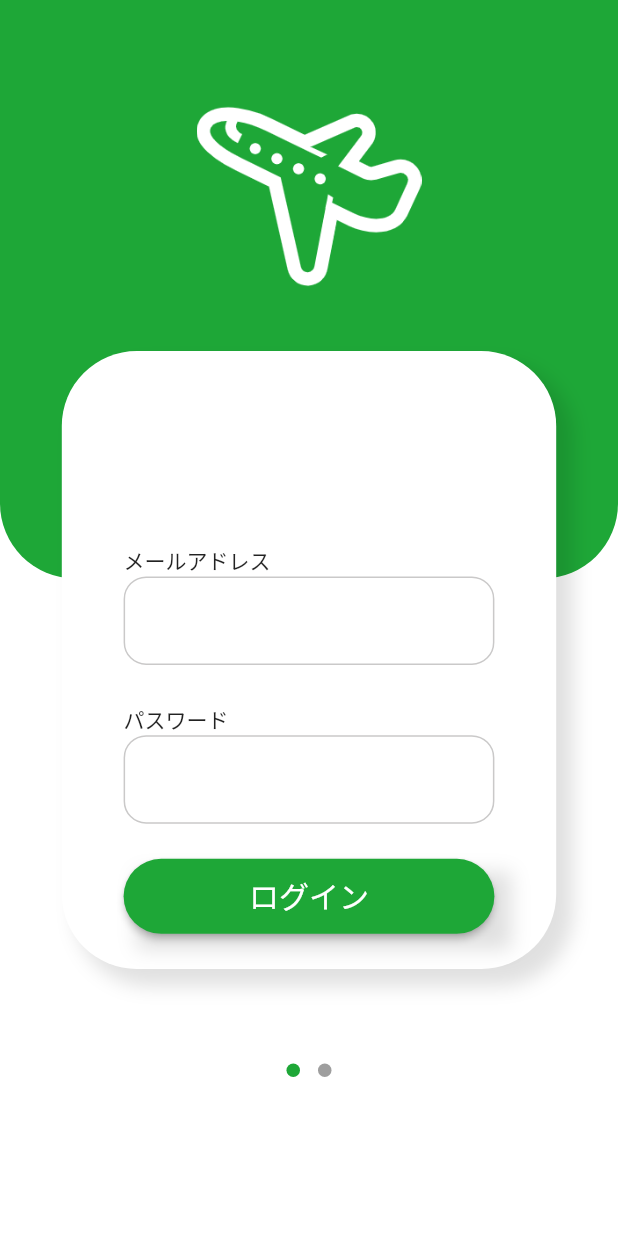
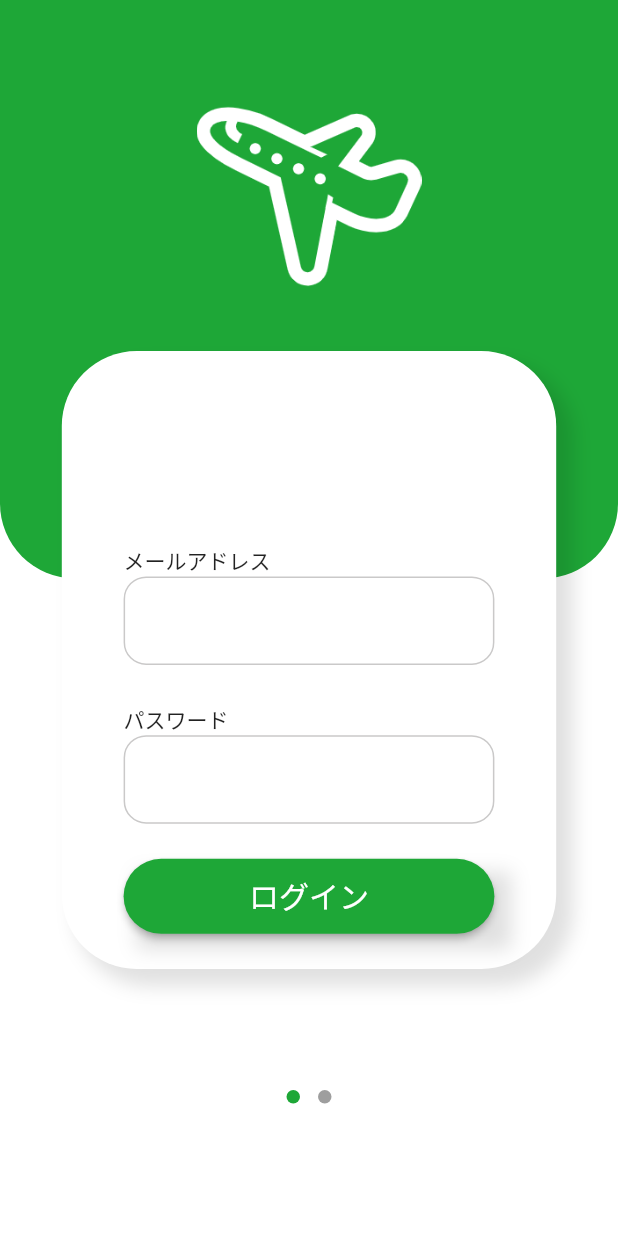
Before and after one commit to ChallengetheITindustry/tripApp, a Flutter app: the screen it shows after launch, on a phone screen of 412 x 824 dp. Run offline on Flutter 3.47's test engine with Material 2 defaults, Android fonts, the phone set to English and light mode, and no system bars; drawn by our look-alikes of dots_indicator.

Commit message:
dotの位置を調整

```diff
--- a/lib/ui/dots.dart
+++ b/lib/ui/dots.dart
@@ -8,6 +8,10 @@ class Dots extends StatelessWidget {
   double _currentPosition = 0;
   @override
   Widget build(BuildContext context) {
+    // 幅
+    double width = MediaQuery.of(context).size.width;
+    // 高さ
+    double height = MediaQuery.of(context).size.height;
     return Center(
       child: Column(
         mainAxisAlignment: MainAxisAlignment.end,
@@ -22,8 +26,8 @@ class Dots extends StatelessWidget {
             ),
           ),
           SizedBox(
-            width: double.infinity,
-            height: 100,
+            width: width,
+            height: height * 0.1,
           ),
         ],
       ),
```
Also changed, not shown: lib/main.dart (+9 -0 lines).
